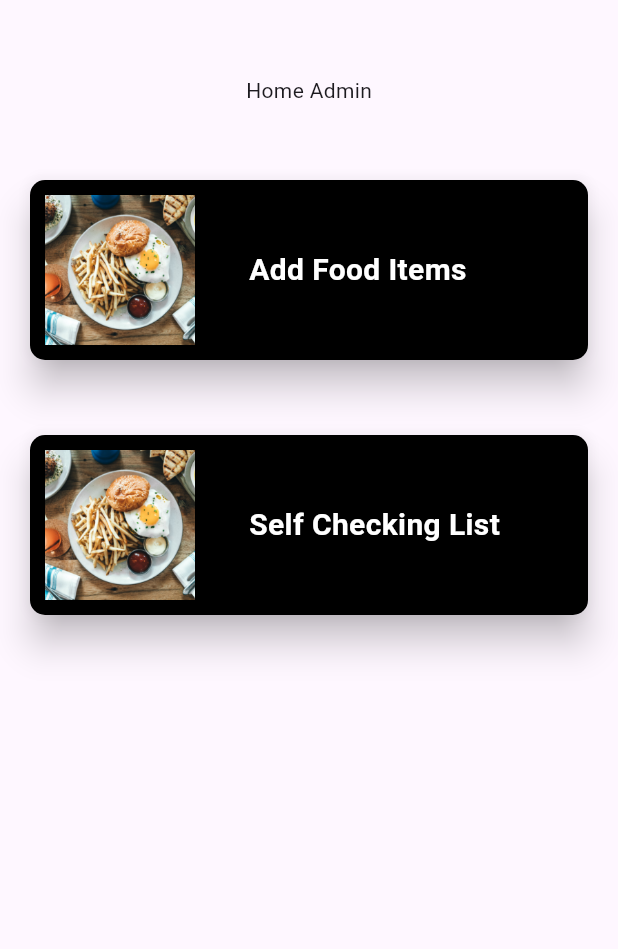
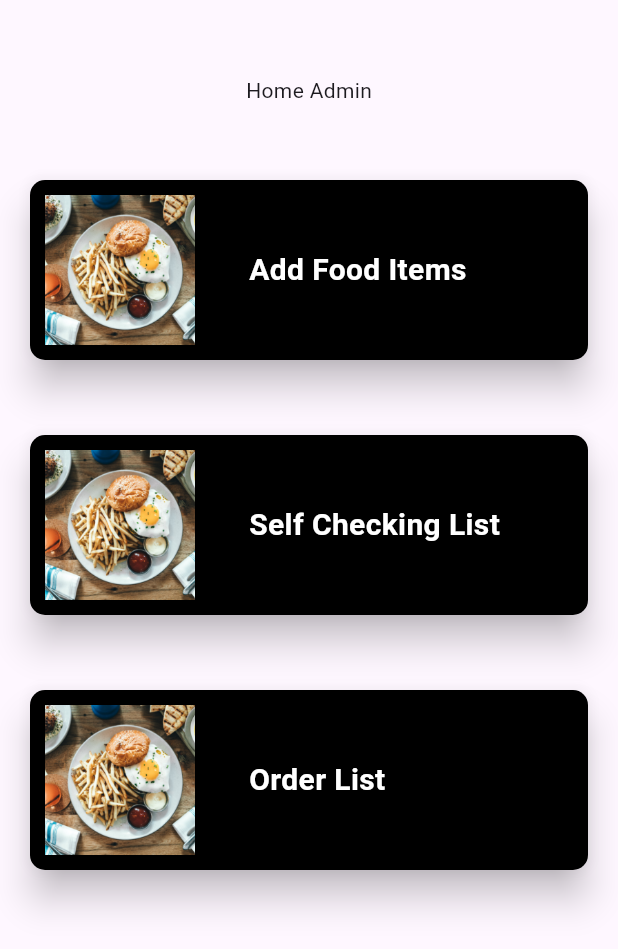
Before and after one commit to null-saurabh/self_check_in_and_food_order, a Flutter app: the HomeAdmin screen opened by its route, on a phone screen of 412 x 824 dp. Shown: the top 949 px of the screen. Run offline on Flutter 3.47's test engine with Material 3 defaults, Android fonts, the phone set to English and light mode, and no system bars; our stand-ins replace cloud_firestore, curved_navigation_bar, firebase_core, firebase_storage, get, image_picker and 2 more; missing offline and left inert: dart:js; accounts and stored records are empty; network calls fail.

Commit message:
self_checking_list

```diff
--- a/lib/main.dart
+++ b/lib/main.dart
@@ -2,9 +2,11 @@ import 'package:firebase_core/firebase_core.dart';
 import 'package:flutter/material.dart';
 import 'package:flutter_web_plugins/flutter_web_plugins.dart';
 import 'package:get/get.dart';
+import 'package:wandercrew/pages/admin/check_in_list_admin/check_in_list_admin.dart';
 import 'package:wandercrew/pages/admin/home_admin/home_admin.dart';
 import 'package:wandercrew/pages/admin/home_admin/widgets/add_food.dart';
 import 'package:wandercrew/pages/admin/login_admin/admin_login.dart';
+import 'package:wandercrew/pages/admin/orders_admin/orders_list_screen.dart';
 import 'package:wandercrew/pages/cart_screen/cart_screen.dart';
 import 'package:wandercrew/service/auth_services.dart';
 import 'package:wandercrew/widgets/bottom_nav.dart';
@@ -59,6 +61,16 @@ class MyApp extends StatelessWidget {
           page: () => const AddFoodItem(),
           middlewares: [AuthMiddleware()],
         ),
+        GetPage(
+          name: '/admin/order-list',
+          page: () => const OrdersListScreen(),
+          middlewares: [AuthMiddleware()],
+        ),
+        GetPage(
+          name: '/admin/check-in-list',
+          page: () => const CheckInListAdmin(),
+          middlewares: [AuthMiddleware()],
+        ),
       ],
       unknownRoute: GetPage(
         name: '/not-found',
--- a/lib/pages/admin/home_admin/home_admin.dart
+++ b/lib/pages/admin/home_admin/home_admin.dart
@@ -73,6 +73,7 @@ class HomeAdmin extends StatelessWidget {
                   const SizedBox(height: 50.0),
                   GestureDetector(
                     onTap: () {
+                      Get.toNamed('/admin/check-in-list');
                       // Navigator.push(context, MaterialPageRoute(builder: (context)=> SelfCheckinList()));
                     },
                     child: Material(
@@ -111,8 +112,49 @@ class HomeAdmin extends StatelessWidget {
                       ),
                     ),
                   ),
+                  const SizedBox(height: 50.0),
+                  GestureDetector(
+                    onTap: () {
+                      Get.toNamed('/admin/order-list');
+                      // Navigator.push(context, MaterialPageRoute(builder: (context)=> SelfCheckinList()));
+                    },
+                    child: Material(
+                      elevation: 10.0,
+                      borderRadius: BorderRadius.circular(10),
+                      child: Center(
+                        child: Container(
+                          padding: const EdgeInsets.all(4),
+                          decoration: BoxDecoration(
+                            color: Colors.black,
+                            borderRadius: BorderRadius.circular(10),
+                          ),
+                          child: Row(
+                            children: [
+                              Padding(
+                                padding: const EdgeInsets.all(6.0),
+                                child: Image.asset(
+                                  "assets/images/food.jpg",
+                                  height: 100,
+                                  width: 100,
+                                  fit: BoxFit.cover,
+                                ),
+                              ),
+                              const SizedBox(width: 30.0),
+                              const Text(
+                                "Order List",
+                                style: TextStyle(
+                                  color: Colors.white,
+                                  fontSize: 20.0,
+                                  fontWeight: FontWeight.bold,
+                                ),
+                              ),
+                            ],
+                          ),
+                        ),
+                      ),
+                    ),
+                  ),
                   const SizedBox(height: 20.0),
-                  _buildOrderList(orderController),
                 ],
               ),
             ),
@@ -122,27 +164,4 @@ class HomeAdmin extends StatelessWidget {
     );
   }
 
-  Widget _buildOrderList(AdminOrderListController orderController) {
-    return Column(
-      crossAxisAlignment: CrossAxisAlignment.start,
-      children: [
-        SizedBox(
-          height: 2000,
-          child: Obx(() {
-            return Column(
-              children: orderController.getOrderList.map(
-                    (orderData) {
-                  return SingleOrder(
-                    orderName: orderData.orderName,
-                    orderAmount: orderData.amount,
-                    orderDate: orderData.date,
-                  );
-                },
-              ).toList(),
-            );
-          }),
-        ),
-      ],
-    );
-  }
 }
```
Also changed, not shown: lib/models/self_checking_model.dart (+21 -0 lines), lib/pages/admin/check_in_list_admin/check_in_list_admin.dart (added, +145 -0 lines), lib/pages/admin/check_in_list_admin/check_in_list_controller.dart (added, +38 -0 lines), lib/pages/admin/orders_admin/orders_list_screen.dart (added, +43 -0 lines).
